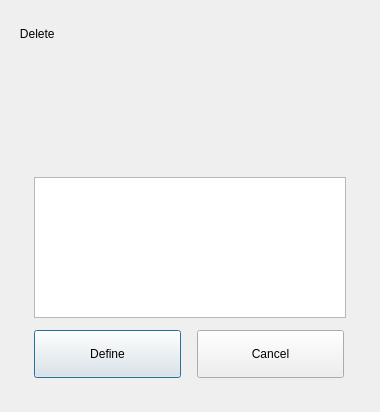
Old version of the form plugins/account/userinfo/deluserdialog.ui in the repository ukui/ukui-control-center.
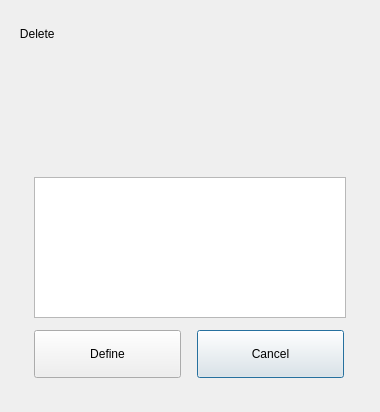
New version of the form.

```diff
--- a/plugins/account/userinfo/deluserdialog.ui
+++ b/plugins/account/userinfo/deluserdialog.ui
@@ -215,6 +215,9 @@
          <property name="text">
           <string>Define</string>
          </property>
+         <property name="autoDefault">
+          <bool>false</bool>
+         </property>
          <attribute name="buttonGroup">
           <string notr="true">buttonGroup</string>
          </attribute>
```
